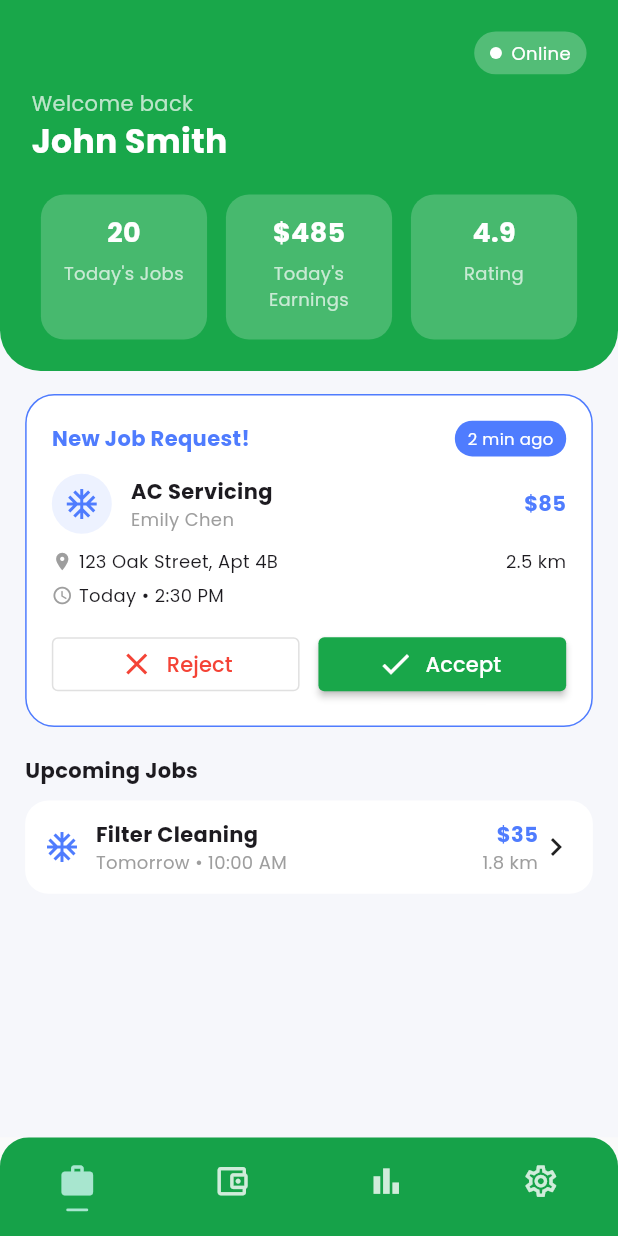
After one commit to Hassaan-Rajwani/Fix-Master, a Flutter app: the ProviderBottomNav screen opened directly, on a phone screen of 412 x 824 dp. The commit adds this screen. Run offline on Flutter 3.47's test engine with Material 3 defaults, Android fonts, the phone set to English and light mode, and no system bars; our stand-ins replace flutter_screenutil, font_awesome_flutter, get, google_fonts.

Commit message:
feat: job page

```diff
--- /dev/null
+++ b/lib/controllers/provider/dashboard/provider_bottom_nav_controller.dart
@@ -0,0 +1,10 @@
+import 'package:get/get.dart';
+
+class ProviderBottomNavController extends GetxController {
+  RxInt bottomNavCurrentIndex = 0.obs;
+  RxBool isFabExpanded = false.obs;
+
+  navBarChange(value) {
+    bottomNavCurrentIndex.value = value;
+  }
+}
--- a/lib/pages/auth/signup_screen.dart
+++ b/lib/pages/auth/signup_screen.dart
@@ -1,6 +1,7 @@
 // ignore_for_file: deprecated_member_use
 
 import 'package:fix_master/pages/customer/dashboard/customer_bottom_nav.dart';
+import 'package:fix_master/pages/provider/dashboard/provider_bottom_nav.dart';
 import 'package:fix_master/utils/color_constant.dart';
 import 'package:fix_master/utils/font_constant.dart';
 import 'package:fix_master/widgets/app_button.dart';
@@ -163,7 +164,11 @@ class _SignupScreenState extends State<SignupScreen> {
                 text: 'Sign up',
                 horizontalMargin: 0,
                 onPress: () async {
-                  Get.offAll(() => const CustomerBottomNav());
+                  if (selectedRole == 'customer') {
+                    Get.offAll(() => const CustomerBottomNav());
+                  } else {
+                    Get.offAll(() => const ProviderBottomNav());
+                  }
                   // await sc.onSignup();
                 },
               ),
--- /dev/null
+++ b/lib/pages/provider/dashboard/provider_bottom_nav.dart
@@ -0,0 +1,159 @@
+// ignore_for_file: deprecated_member_use
+
+import 'package:fix_master/controllers/provider/dashboard/provider_bottom_nav_controller.dart';
+import 'package:fix_master/pages/provider/jobs/job_screen.dart';
+import 'package:fix_master/utils/color_constant.dart';
+import 'package:fix_master/utils/font_constant.dart';
+import 'package:flutter/material.dart';
+import 'package:flutter_screenutil/flutter_screenutil.dart';
+import 'package:get/get.dart';
+
+class ProviderBottomNav extends StatefulWidget {
+  const ProviderBottomNav({super.key});
+
+  @override
+  State<ProviderBottomNav> createState() => _ProviderBottomNavState();
+}
+
+class _ProviderBottomNavState extends State<ProviderBottomNav> {
+  final bottomNav = Get.put(ProviderBottomNavController());
+
+  var screens = [
+    JobScreen(),
+    Center(child: Text('Earnings')),
+    Center(child: Text('Stats')),
+    Center(child: Text('Settings')),
+  ];
+
+  void onItemTaapped(int index) {
+    bottomNav.navBarChange(index);
+  }
+
+  @override
+  Widget build(BuildContext context) {
+    return WillPopScope(
+      onWillPop: () async {
+        final shouldExit = await showDialog<bool>(
+          context: context,
+          builder: (context) => AlertDialog(
+            shape: RoundedRectangleBorder(
+              borderRadius: BorderRadius.circular(16.r),
+            ),
+            title: Text(
+              'Exit App',
+              style: appFont(fontSize: 18, fontWeight: FontWeight.bold),
+            ),
+            content: Text(
+              'Are you sure you want to exit?',
+              style: appFont(fontSize: 16),
+            ),
+            actions: [
+              TextButton(
+                onPressed: () => Navigator.of(context).pop(false),
+                child: Text(
+                  'No',
+                  style: appFont(
+                    fontSize: 16,
+                    fontWeight: FontWeight.bold,
+                    color: AppColor.primaryColor2,
+                  ),
+                ),
+              ),
+              TextButton(
+                onPressed: () => Navigator.of(context).pop(true),
+                child: Text(
+                  'Yes',
+                  style: appFont(
+                    fontSize: 16,
+                    fontWeight: FontWeight.bold,
+                    color: AppColor.primaryColor2,
+                  ),
+                ),
+              ),
+            ],
+          ),
+        );
+        return shouldExit ?? false;
+      },
+      child: Obx(
+        () => Scaffold(
+          resizeToAvoidBottomInset: false,
+          body: screens[bottomNav.bottomNavCurrentIndex.value],
+          bottomNavigationBar: ClipRRect(
+            borderRadius: BorderRadius.only(
+              topLeft: Radius.circular(20.r),
+              topRight: Radius.circular(20.r),
+            ),
+            child: BottomAppBar(
+              height: 68.h,
+              color: AppColor.primaryColor2,
+              child: Row(
+                mainAxisAlignment: MainAxisAlignment.spaceAround,
+                children: [
+                  tabItem(
+                    onTap: () => onItemTaapped(0),
+                    isSelected: bottomNav.bottomNavCurrentIndex.value == 0,
+                    selectedIcon: Icons.work,
+                    unSelectedIcon: Icons.work_outline,
+                  ),
+                  tabItem(
+                    onTap: () => onItemTaapped(1),
+                    isSelected: bottomNav.bottomNavCurrentIndex.value == 1,
+                    selectedIcon: Icons.account_balance_wallet,
+                    unSelectedIcon: Icons.account_balance_wallet_outlined,
+                  ),
+                  tabItem(
+                    onTap: () => onItemTaapped(2),
+                    isSelected: bottomNav.bottomNavCurrentIndex.value == 2,
+                    selectedIcon: Icons.bar_chart,
+                    unSelectedIcon: Icons.bar_chart_outlined,
+                  ),
+                  tabItem(
+                    onTap: () => onItemTaapped(3),
+                    isSelected: bottomNav.bottomNavCurrentIndex.value == 3,
+                    selectedIcon: Icons.settings,
+                    unSelectedIcon: Icons.settings_outlined,
+                  ),
+                ],
+              ),
+            ),
+          ),
+        ),
+      ),
+    );
+  }
+}
+
+Widget tabItem({
+  required VoidCallback onTap,
+  required bool isSelected,
+  required IconData selectedIcon,
+  required IconData unSelectedIcon,
+}) {
+  return GestureDetector(
+    onTap: onTap,
+    behavior: HitTestBehavior.opaque,
+    child: Column(
+      mainAxisAlignment: MainAxisAlignment.center,
+      children: [
+        Icon(
+          isSelected ? selectedIcon : unSelectedIcon,
+          size: 26.sp,
+          color: isSelected
+              ? AppColor.secondaryColor
+              : Colors.white.withOpacity(0.8),
+        ),
+        6.verticalSpace,
+        AnimatedContainer(
+          duration: const Duration(milliseconds: 200),
+          width: isSelected ? 14.w : 0,
+          height: 2.h,
+          decoration: BoxDecoration(
+            color: AppColor.secondaryColor,
+            borderRadius: BorderRadius.circular(2),
+          ),
+        ),
+      ],
+    ),
+  );
+}
--- /dev/null
+++ b/lib/pages/provider/jobs/job_screen.dart
@@ -0,0 +1,303 @@
+// ignore_for_file: deprecated_member_use
+
+import 'package:flutter/material.dart';
+import 'package:flutter_screenutil/flutter_screenutil.dart';
+
+class JobScreen extends StatelessWidget {
+  const JobScreen({super.key});
+
+  @override
+  Widget build(BuildContext context) {
+    return Scaffold(
+      backgroundColor: const Color(0xffF6F7FB),
+      body: SafeArea(
+        child: Column(
+          children: [
+            _header(),
+            SizedBox(height: 16.h),
+            _newJobCard(),
+            SizedBox(height: 20.h),
+            _upcomingJobs(),
+          ],
+        ),
+      ),
+    );
+  }
+
+  // ================= HEADER =================
+  Widget _header() {
+    return Container(
+      padding: EdgeInsets.all(20.w),
+      decoration: BoxDecoration(
+        color: const Color(0xff19A74A),
+        borderRadius: BorderRadius.only(
+          bottomLeft: Radius.circular(28.r),
+          bottomRight: Radius.circular(28.r),
+        ),
+      ),
+      child: Column(
+        crossAxisAlignment: CrossAxisAlignment.start,
+        children: [
+          Row(
+            children: [
+              const Spacer(),
+              Container(
+                padding: EdgeInsets.symmetric(horizontal: 10.w, vertical: 6.h),
+                decoration: BoxDecoration(
+                  color: Colors.white.withOpacity(0.25),
+                  borderRadius: BorderRadius.circular(20.r),
+                ),
+                child: Row(
+                  children: [
+                    const CircleAvatar(
+                      radius: 4,
+                      backgroundColor: Colors.white,
+                    ),
+                    SizedBox(width: 6.w),
+                    const Text(
+                      "Online",
+                      style: TextStyle(color: Colors.white, fontSize: 12),
+                    ),
+                  ],
+                ),
+              ),
+            ],
+          ),
+          SizedBox(height: 10.h),
+          const Text("Welcome back", style: TextStyle(color: Colors.white70)),
+          const Text(
+            "John Smith",
+            style: TextStyle(
+              color: Colors.white,
+              fontSize: 22,
+              fontWeight: FontWeight.bold,
+            ),
+          ),
+          SizedBox(height: 20.h),
+          Row(
+            children: [
+              _statCard("Today's Jobs", "20"),
+              _statCard("Today's Earnings", "\$485"),
+              _statCard("Rating", "4.9"),
+            ],
+          ),
+        ],
+      ),
+    );
+  }
+
+  Widget _statCard(String title, String value) {
+    return Expanded(
+      child: Container(
+        height: 100.h,
+        margin: EdgeInsets.symmetric(horizontal: 6.w),
+        padding: EdgeInsets.all(12.w),
+        decoration: BoxDecoration(
+          color: Colors.white.withOpacity(0.2),
+          borderRadius: BorderRadius.circular(16.r),
+        ),
+        child: Column(
+          mainAxisAlignment: MainAxisAlignment.start,
+          children: [
+            Text(
+              value,
+              style: const TextStyle(
+                color: Colors.white,
+                fontSize: 18,
+                fontWeight: FontWeight.bold,
+              ),
+            ),
+            SizedBox(height: 6.h),
+            Text(
+              title,
+              maxLines: 2, // ⭐ safety
+              textAlign: TextAlign.center,
+              overflow: TextOverflow.ellipsis,
+              style: const TextStyle(color: Colors.white70, fontSize: 12),
+            ),
+          ],
+        ),
+      ),
+    );
+  }
+
+  // ================= NEW JOB CARD =================
+  Widget _newJobCard() {
+    return Container(
+      margin: EdgeInsets.symmetric(horizontal: 16.w),
+      padding: EdgeInsets.all(16.w),
+      decoration: BoxDecoration(
+        color: Colors.white,
+        borderRadius: BorderRadius.circular(20.r),
+        border: Border.all(color: const Color(0xff4F7CFE)),
+      ),
+      child: Column(
+        crossAxisAlignment: CrossAxisAlignment.start,
+        children: [
+          Row(
+            children: [
+              const Text(
+                "New Job Request!",
+                style: TextStyle(
+                  fontWeight: FontWeight.bold,
+                  color: Color(0xff4F7CFE),
+                ),
+              ),
+              const Spacer(),
+              Container(
+                padding: EdgeInsets.symmetric(horizontal: 8.w, vertical: 4.h),
+                decoration: BoxDecoration(
+                  color: const Color(0xff4F7CFE),
+                  borderRadius: BorderRadius.circular(12.r),
+                ),
+                child: const Text(
+                  "2 min ago",
+                  style: TextStyle(color: Colors.white, fontSize: 11),
+                ),
+              ),
+            ],
+          ),
+          SizedBox(height: 12.h),
+          Row(
+            children: [
+              CircleAvatar(
+                radius: 20,
+                backgroundColor: const Color(0xff4F7CFE).withOpacity(0.1),
+                child: const Icon(Icons.ac_unit, color: Color(0xff4F7CFE)),
+              ),
+              SizedBox(width: 12.w),
+              Expanded(
+                child: Column(
+                  crossAxisAlignment: CrossAxisAlignment.start,
+                  children: const [
+                    Text(
+                      "AC Servicing",
+                      style: TextStyle(fontWeight: FontWeight.bold),
+                    ),
+                    Text(
+                      "Emily Chen",
+                      style: TextStyle(color: Colors.grey, fontSize: 12),
+                    ),
+                  ],
+                ),
+              ),
+              const Text(
+                "\$85",
+                style: TextStyle(
+                  color: Color(0xff4F7CFE),
+                  fontWeight: FontWeight.bold,
+                ),
+              ),
+            ],
+          ),
+          SizedBox(height: 10.h),
+          Row(
+            children: const [
+              Icon(Icons.location_on, size: 14, color: Colors.grey),
+              SizedBox(width: 4),
+              Text("123 Oak Street, Apt 4B", style: TextStyle(fontSize: 12)),
+              Spacer(),
+              Text("2.5 km", style: TextStyle(fontSize: 12)),
+            ],
+          ),
+          SizedBox(height: 6.h),
+          Row(
+            children: const [
+              Icon(Icons.access_time, size: 14, color: Colors.grey),
+              SizedBox(width: 4),
+              Text("Today • 2:30 PM", style: TextStyle(fontSize: 12)),
+            ],
+          ),
+          SizedBox(height: 14.h),
+          Row(
+            children: [
+              Expanded(
+                child: OutlinedButton.icon(
+                  onPressed: () {},
+                  icon: const Icon(Icons.close, color: Colors.red),
+                  label: const Text(
+                    "Reject",
+                    style: TextStyle(color: Colors.red),
+                  ),
+                ),
+              ),
+              SizedBox(width: 12.w),
+              Expanded(
+                child: ElevatedButton.icon(
+                  onPressed: () {},
+                  icon: const Icon(Icons.check),
+                  label: const Text("Accept"),
+                  style: ElevatedButton.styleFrom(
+                    backgroundColor: const Color(0xff19A74A),
+                  ),
+                ),
+              ),
+            ],
+          ),
+        ],
+      ),
+    );
+  }
+
+  // ================= UPCOMING JOBS =================
+  Widget _upcomingJobs() {
+    return Padding(
+      padding: EdgeInsets.symmetric(horizontal: 16.w),
+      child: Column(
+        crossAxisAlignment: CrossAxisAlignment.start,
+        children: [
+          const Text(
+            "Upcoming Jobs",
+            style: TextStyle(fontWeight: FontWeight.bold),
+          ),
+          SizedBox(height: 10.h),
+          Container(
+            padding: EdgeInsets.all(12.w),
+            decoration: BoxDecoration(
+              color: Colors.white,
+              borderRadius: BorderRadius.circular(16.r),
+            ),
+            child: Row(
+              children: [
+                const Icon(Icons.ac_unit, color: Color(0xff4F7CFE)),
+                SizedBox(width: 10.w),
+                Expanded(
+                  child: Column(
+                    crossAxisAlignment: CrossAxisAlignment.start,
+                    children: const [
+                      Text(
+                        "Filter Cleaning",
+                        style: TextStyle(fontWeight: FontWeight.bold),
+                      ),
+                      Text(
+                        "Tomorrow • 10:00 AM",
+                        style: TextStyle(fontSize: 12, color: Colors.grey),
+                      ),
+                    ],
+                  ),
+                ),
+                Column(
+                  crossAxisAlignment: CrossAxisAlignment.end,
+                  children: const [
+                    Text(
+                      "\$35",
+                      style: TextStyle(
+                        color: Color(0xff4F7CFE),
+                        fontWeight: FontWeight.bold,
+                      ),
+                    ),
+                    Text(
+                      "1.8 km",
+                      style: TextStyle(fontSize: 12, color: Colors.grey),
+                    ),
+                  ],
+                ),
+                const Icon(Icons.chevron_right),
+              ],
+            ),
+          ),
+        ],
+      ),
+    );
+  }
+}
--- a/lib/utils/color_constant.dart
+++ b/lib/utils/color_constant.dart
@@ -2,6 +2,7 @@ import 'package:flutter/cupertino.dart';
 
 class AppColor {
   static const Color primaryColor = Color(0xff3C83F6);
+  static const Color primaryColor2 = Color(0xff16A249);
   static const Color secondaryColor = Color(0xffA8E6CF);
   static const Color secondaryColor600 = Color(0xff99D1BC);
   static const Color textColor = Color(0xff212121);
```
